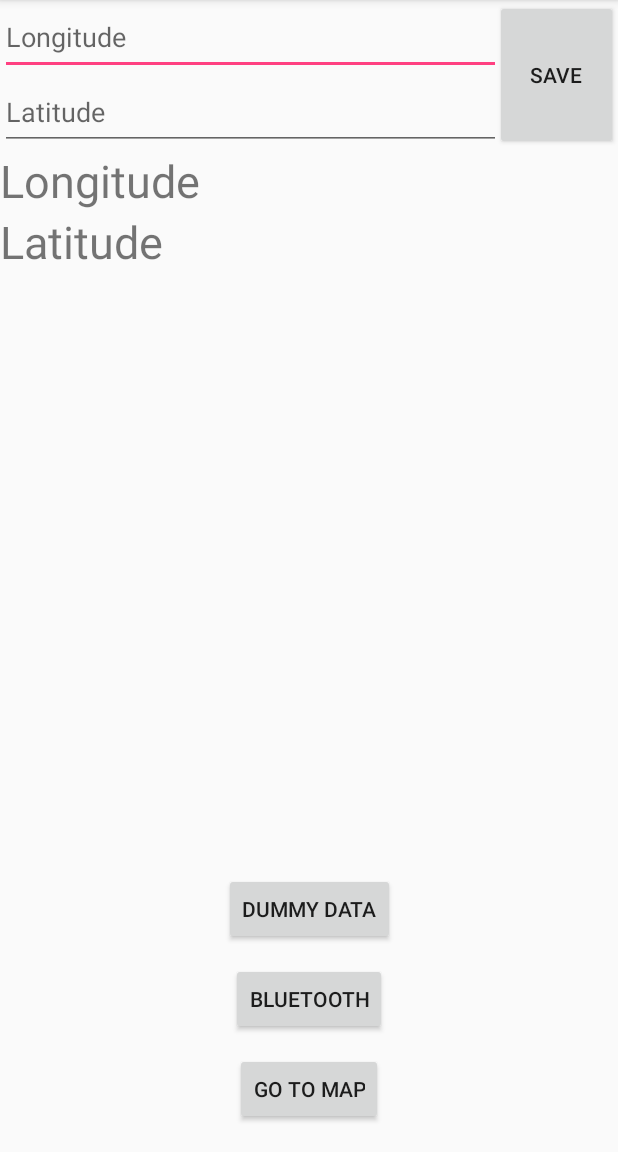
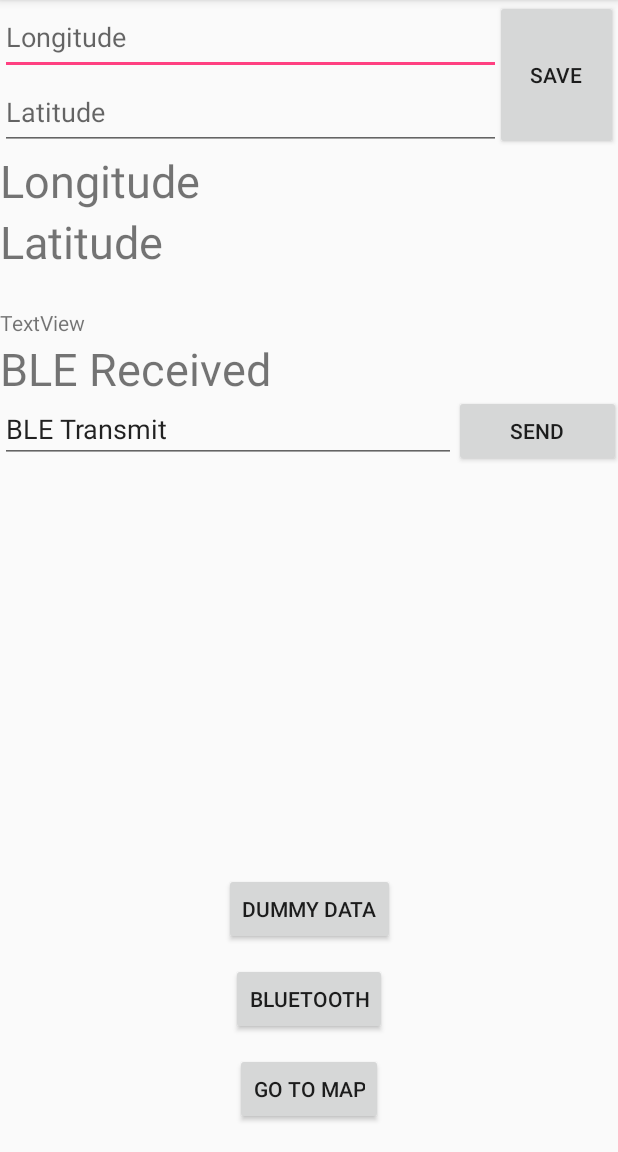
Before and after one commit to CheonJinPark/WERC_project_application, an Android app: the MainActivity screen opened directly, with no data from a screen before it, on a phone screen of 412 x 824 dp, the part 84-1236 px from its top. Run offline under Robolectric (Android 15) with nearby library versions, the phone set to English and light mode, and no system bars; libraries missing offline, so code that uses them is left out: com.amazonaws.mobile, com.amazonaws.mobileconnectors, com.amazonaws.services; 4 statements that could not run were skipped.

Commit message:
BLE is hard. Functionish.
Added Timed uploads. Will work when app is minimized.

-Bill

```diff
--- a/app/src/main/AndroidManifest.xml
+++ b/app/src/main/AndroidManifest.xml
@@ -69,6 +69,9 @@
             android:name=".ble.Service_BLE_GATT"
             android:enabled="true"
             android:exported="true"></service>
+        <service
+            android:name=".data.SendDataService"
+            android:enabled="true"/>
     </application>
 
 </manifest>
--- a/app/src/main/java/uconn/werc_project_application/BLEScanActivity.java
+++ b/app/src/main/java/uconn/werc_project_application/BLEScanActivity.java
@@ -150,6 +150,7 @@ public class BLEScanActivity extends AppCompatActivity implements View.OnClickLi
         String name = mBTDevicesArrayList.get(position).getName();
         String address = mBTDevicesArrayList.get(position).getAddress();
 
+
         Intent intent = new Intent(this, BLEServicesActivity.class);
         intent.putExtra(BLEServicesActivity.EXTRA_NAME, name);
         intent.putExtra(BLEServicesActivity.EXTRA_ADDRESS, address);
--- a/app/src/main/java/uconn/werc_project_application/BLEServicesActivity.java
+++ b/app/src/main/java/uconn/werc_project_application/BLEServicesActivity.java
@@ -154,6 +154,9 @@ public class BLEServicesActivity extends AppCompatActivity implements Expandable
             dialog_btle_characteristic.setCharacteristic(characteristic);
 
             dialog_btle_characteristic.show(getFragmentManager(), "Dialog_BTLE_Characteristic");
+            Log.d("BLE Connection", uuid);
+
+
         } else if (BLEUtilities.hasReadProperty(characteristic.getProperties()) != 0) {
             if (mBTLE_Service != null) {
                 mBTLE_Service.readCharacteristic(characteristic);
--- a/app/src/main/java/uconn/werc_project_application/MainActivity.java
+++ b/app/src/main/java/uconn/werc_project_application/MainActivity.java
@@ -40,7 +40,9 @@ import com.google.android.gms.tasks.OnSuccessListener;
 
 import org.w3c.dom.Text;
 
+import uconn.werc_project_application.ble.BLEDataLinker;
 import uconn.werc_project_application.data.DummyDataGenerator;
+import uconn.werc_project_application.data.SendDataService;
 import uconn.werc_project_application.data.SensorContentContract;
 
 
@@ -70,25 +72,35 @@ public class MainActivity extends AppCompatActivity{
         ApplicationCrashHandler.installHandler();
         contentResolver = getApplicationContext().getContentResolver();
 
+
+        /* Bill's Section - Temporary */
+        /** AWS Initializations **/
+        AWSMobileClient.getInstance().initialize(this).execute();
+
+        TextView tv_ble_char = (TextView) findViewById(R.id.textView_bleChar);
+        TextView tv_ble_rx = (TextView) findViewById(R.id.textView_bleRx);
+
+        BLEDataLinker.initialize(tv_ble_char, tv_ble_rx);
+
+        startService(new Intent(this, SendDataService.class));
+
+        /* End of Bill's Section - Temporary */
+
         //Test GPSs
-       g1 = new GPS(-72.253981,41.807741); //Uconn
+        g1 = new GPS(-72.253981,41.807741); //Uconn
         g1.setCo(20);
         g1.setDust(40);
         g1.setNo2(60);
         g1.setSo2(10);
         g1.setO3(30);
-       g2 = new GPS(-72.250645,41.803309); //Alumni Dorm
-       g3 = new GPS(-72.253430,41.804776); //Coop
-       g4 = new GPS(-72.259929,41.802675); //Hilltop Community Center
-       g5 = new GPS(-72.251748,41.806629); //Library
+        g2 = new GPS(-72.250645,41.803309); //Alumni Dorm
+        g3 = new GPS(-72.253430,41.804776); //Coop
+        g4 = new GPS(-72.259929,41.802675); //Hilltop Community Center
+        g5 = new GPS(-72.251748,41.806629); //Library
         Log.d("JIN","GPS 문제" );
-        /** AWS Initializations **/
-        AWSMobileClient.getInstance().initialize(this).execute();
-
 
         longitude = -111.11; // default longitude
         latitude = 222.0; // default latitude
-
 
         long_textview = (TextView)findViewById(R.id.Textview_gps_test_longitude);
         lat_textview = (TextView)findViewById(R.id.Textview_gps_test_latitude);
@@ -225,7 +237,15 @@ public class MainActivity extends AppCompatActivity{
 
 
         });
+
+
+
+
     }
+
+
+
+
 
 
     public static boolean isStringDouble(String s) {
--- a/app/src/main/java/uconn/werc_project_application/ble/BroadcastReceiver_BLE_GATT.java
+++ b/app/src/main/java/uconn/werc_project_application/ble/BroadcastReceiver_BLE_GATT.java
@@ -33,6 +33,7 @@ public class BroadcastReceiver_BLE_GATT extends BroadcastReceiver {
 
         if (Service_BLE_GATT.ACTION_GATT_CONNECTED.equals(action)) {
             mConnected = true;
+            BLEUtilities.toast(activity.getApplicationContext(), "Connected to Device");
         }
         else if (Service_BLE_GATT.ACTION_GATT_DISCONNECTED.equals(action)) {
             mConnected = false;
--- a/app/src/main/java/uconn/werc_project_application/ble/ListAdapter_BLE_Services.java
+++ b/app/src/main/java/uconn/werc_project_application/ble/ListAdapter_BLE_Services.java
@@ -123,6 +123,9 @@ public class ListAdapter_BLE_Services extends BaseExpandableListAdapter {
 
         if (BLEUtilities.hasNotifyProperty(properties) != 0) {
             sb.append("N");
+
+            BLEDataLinker.getInstance().setCharacteristic(bluetoothGattCharacteristic);
+
         }
 
         tv_property.setText(sb.toString());
--- a/app/src/main/java/uconn/werc_project_application/ble/Service_BLE_GATT.java
+++ b/app/src/main/java/uconn/werc_project_application/ble/Service_BLE_GATT.java
@@ -68,6 +68,7 @@ public class Service_BLE_GATT extends Service {
 
                 // Attempts to discover services after successful connection.
                 Log.i(TAG, "Attempting to start service discovery:" + mBluetoothGatt.discoverServices());
+
             }
             else if (newState == BluetoothProfile.STATE_DISCONNECTED) {
                 intentAction = ACTION_GATT_DISCONNECTED;
--- a/app/src/main/java/uconn/werc_project_application/data/DummyDataGenerator.java
+++ b/app/src/main/java/uconn/werc_project_application/data/DummyDataGenerator.java
@@ -17,7 +17,6 @@ import java.util.UUID;
 public class DummyDataGenerator {
     private static DummyDataGenerator instance = null;
     private static String[] table_fields;
-    private Date date = new Date();
     public static DummyDataGenerator getInstance() {
         return instance;
     }
@@ -38,7 +37,7 @@ public class DummyDataGenerator {
         for (String field : table_fields)
         {
             if (field.equals(SensorContentContract.Sensordata.TIME))
-                values.put(field, date.getTime());
+                values.put(field, new Date().getTime());
             else if (field.equals(SensorContentContract.Sensordata.DEVICEID))
                 values.put(field, UUID.randomUUID().toString());
             else
--- a/app/src/main/res/layout/activity_main.xml
+++ b/app/src/main/res/layout/activity_main.xml
@@ -53,14 +53,25 @@
         app:layout_constraintTop_toBottomOf="@+id/LinearLayout_main_top"
         android:textSize="30dp"
         android:text="Longitude"/>
+
     <TextView
         android:id="@+id/Textview_gps_test_latitude"
         android:layout_width="match_parent"
         android:layout_height="wrap_content"
-        app:layout_constraintTop_toBottomOf="@+id/Textview_gps_test_longitude"
+        android:text="Latitude"
         android:textSize="30dp"
-        android:text="Latitude"/>
+        app:layout_constraintTop_toBottomOf="@+id/Textview_gps_test_longitude" />
 
+
+    <TextView
+        android:id="@+id/textView_bleRx"
+        android:layout_width="413dp"
+        android:layout_height="38dp"
+        android:layout_weight="1"
+        android:text="BLE Received"
+        android:textSize="30dp"
+        app:layout_constraintTop_toBottomOf="@+id/textView_bleChar"
+        tools:layout_editor_absoluteX="0dp" />
 
     <Button
         android:id="@+id/button_gotomap"
@@ -93,4 +104,37 @@
         app:layout_constraintEnd_toEndOf="parent"
         app:layout_constraintStart_toStartOf="parent" />
 
+    <EditText
+        android:id="@+id/editText_bleTx"
+        android:layout_width="304dp"
+        android:layout_height="0dp"
+        android:ems="10"
+        android:inputType="textPersonName"
+        android:text="BLE Transmit"
+        app:layout_constraintTop_toBottomOf="@+id/textView_bleRx"
+        tools:layout_editor_absoluteX="0dp" />
+
+    <Button
+        android:id="@+id/button_bleTx"
+        android:layout_width="111dp"
+        android:layout_height="0dp"
+        android:layout_marginEnd="8dp"
+        android:layout_marginStart="8dp"
+        android:text="SEND"
+        app:layout_constraintEnd_toEndOf="parent"
+        app:layout_constraintStart_toEndOf="@+id/editText_bleTx"
+        app:layout_constraintTop_toBottomOf="@+id/textView_bleRx" />
+
+    <TextView
+        android:id="@+id/textView_bleChar"
+        android:layout_width="0dp"
+        android:layout_height="20dp"
+        android:layout_marginTop="24dp"
+        android:text="TextView"
+        app:layout_constraintEnd_toEndOf="parent"
+        app:layout_constraintHorizontal_bias="0.0"
+        app:layout_constraintStart_toStartOf="parent"
+        app:layout_constraintTop_toBottomOf="@+id/Textview_gps_test_latitude"
+        tools:text="BLE Notify Characteristic" />
+
 </android.support.constraint.ConstraintLayout>
```
Also changed, not shown: app/src/main/java/uconn/werc_project_application/ble/BLEDataLinker.java (added, +144 -0 lines), app/src/main/java/uconn/werc_project_application/data/SendDataService.java (added, +95 -0 lines).
